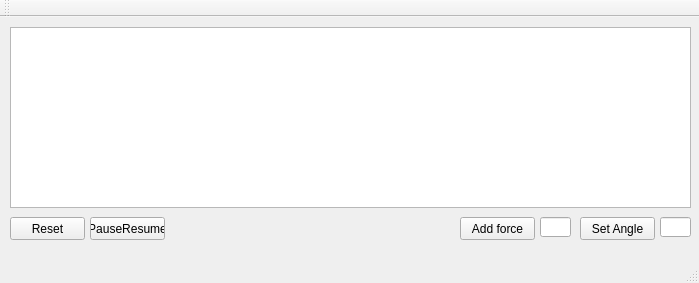
Above: Symulator/mainwindow.ui from jakubt33/Inverted_Pendulum_Symulator before the change. Below: the same form after it.
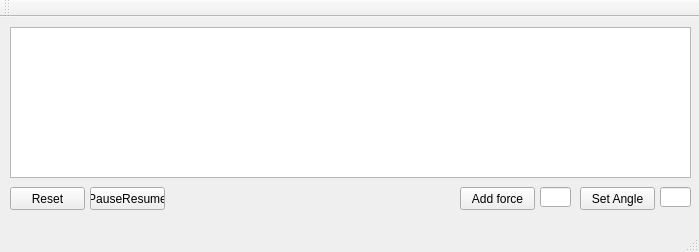
That is the form after the change.

Diff of the .ui file:
```diff
--- a/Symulator/mainwindow.ui
+++ b/Symulator/mainwindow.ui
@@ -7,7 +7,7 @@
     <x>0</x>
     <y>0</y>
     <width>699</width>
-    <height>283</height>
+    <height>252</height>
    </rect>
   </property>
   <property name="windowTitle">
@@ -20,7 +20,7 @@
       <x>10</x>
       <y>10</y>
       <width>681</width>
-      <height>181</height>
+      <height>151</height>
      </rect>
     </property>
     <property name="sizePolicy">
@@ -40,7 +40,7 @@
     <property name="geometry">
      <rect>
       <x>460</x>
-      <y>200</y>
+      <y>170</y>
       <width>75</width>
       <height>23</height>
      </rect>
@@ -53,7 +53,7 @@
     <property name="geometry">
      <rect>
       <x>10</x>
-      <y>200</y>
+      <y>170</y>
       <width>75</width>
       <height>23</height>
      </rect>
@@ -66,7 +66,7 @@
     <property name="geometry">
      <rect>
       <x>90</x>
-      <y>200</y>
+      <y>170</y>
       <width>75</width>
       <height>23</height>
      </rect>
@@ -79,7 +79,7 @@
     <property name="geometry">
      <rect>
       <x>580</x>
-      <y>200</y>
+      <y>170</y>
       <width>75</width>
       <height>23</height>
      </rect>
@@ -92,7 +92,7 @@
     <property name="geometry">
      <rect>
       <x>660</x>
-      <y>200</y>
+      <y>170</y>
       <width>31</width>
       <height>20</height>
      </rect>
@@ -102,7 +102,7 @@
     <property name="geometry">
      <rect>
       <x>540</x>
-      <y>200</y>
+      <y>170</y>
       <width>31</width>
       <height>20</height>
      </rect>
```
